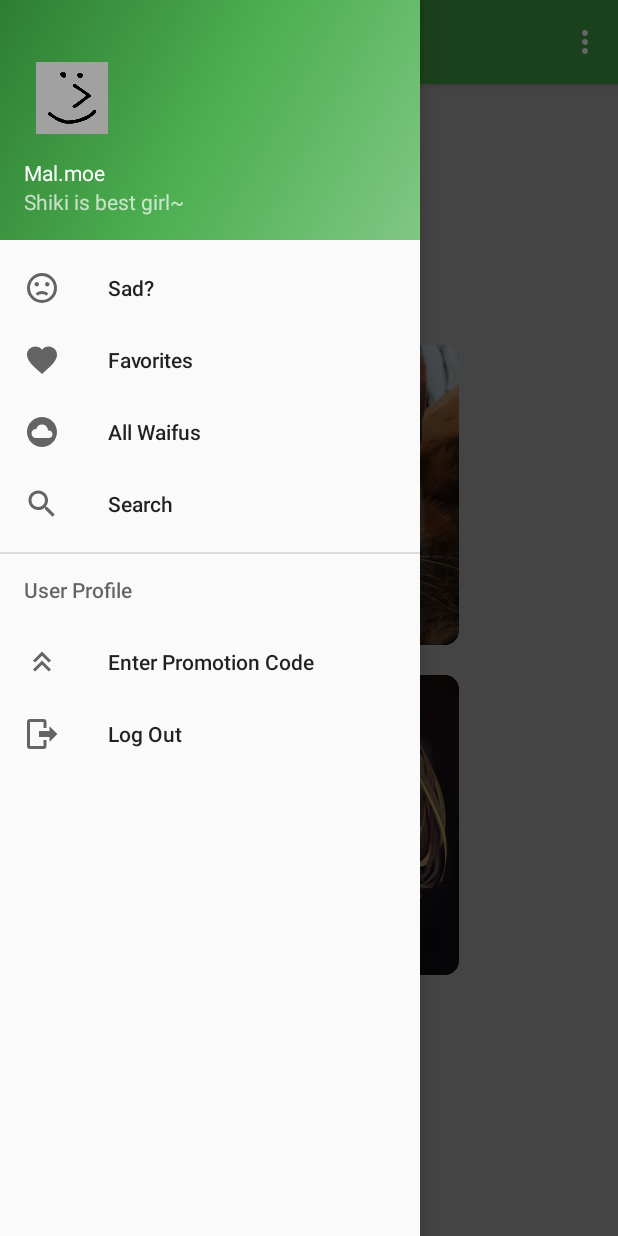
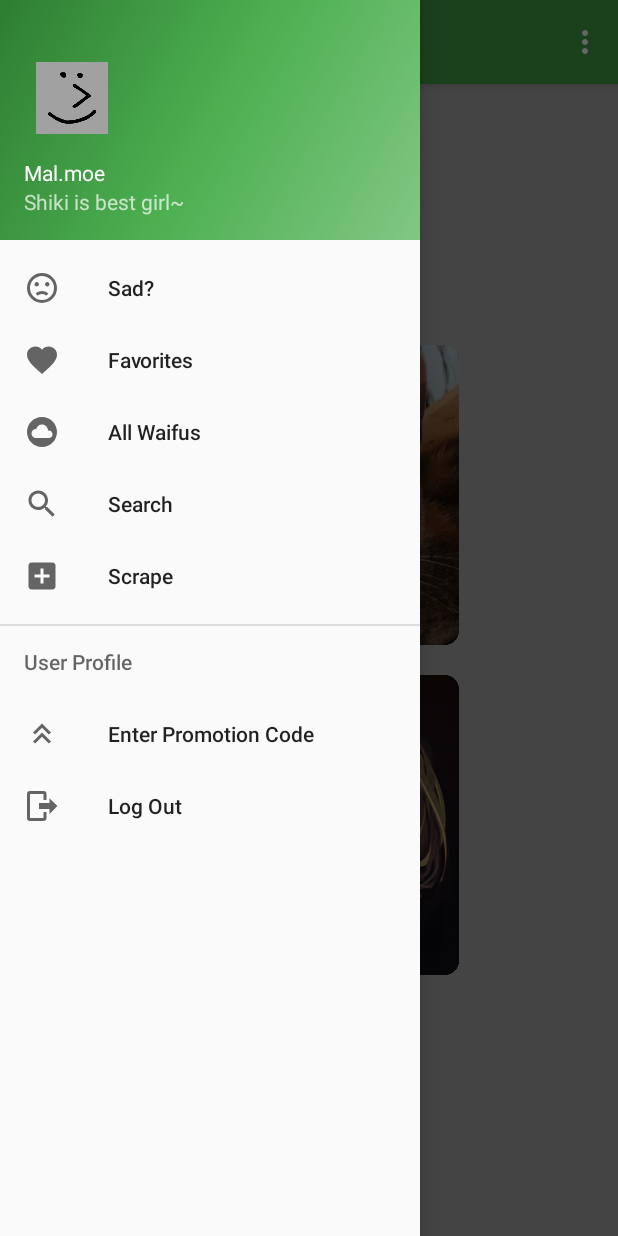
Before and after one commit to chaosking121/mal.moe, an Android app: the SadActivity screen opened directly, with no data from a screen before it, with the side drawer open, on a phone screen of 412 x 824 dp. Run offline under Robolectric (Android 15) with nearby library versions, the phone set to English and light mode, and no system bars; 2 statements that could not run were skipped.

```diff
--- a/app/src/main/java/moe/mal/waifus/network/WaifuAPI.java
+++ b/app/src/main/java/moe/mal/waifus/network/WaifuAPI.java
@@ -5,6 +5,7 @@ import java.util.List;
 import moe.mal.waifus.model.Token;
 import moe.mal.waifus.model.User;
 import moe.mal.waifus.model.Waifu;
+import okhttp3.ResponseBody;
 import retrofit2.Call;
 import retrofit2.http.Field;
 import retrofit2.http.FormUrlEncoded;
@@ -49,4 +50,8 @@ public interface WaifuAPI {
     @FormUrlEncoded
     @POST("waifus/users/promote-self")
     Call<User> promoteSelf(@Field("token") String token, @Header("Authorization") String authorization);
+
+    @FormUrlEncoded
+    @POST("waifus/scrape")
+    Call<ResponseBody> scrape(@Field("waifu") String waifu, @Field("url") String url, @Header("Authorization") String authorization);
 }
--- /dev/null
+++ b/app/src/main/res/drawable/ic_add_box_black_24dp.xml
@@ -0,0 +1,9 @@
+<vector xmlns:android="http://schemas.android.com/apk/res/android"
+        android:width="24dp"
+        android:height="24dp"
+        android:viewportWidth="24.0"
+        android:viewportHeight="24.0">
+    <path
+        android:fillColor="#FF000000"
+        android:pathData="M19,3L5,3c-1.11,0 -2,0.9 -2,2v14c0,1.1 0.89,2 2,2h14c1.1,0 2,-0.9 2,-2L21,5c0,-1.1 -0.9,-2 -2,-2zM17,13h-4v4h-2v-4L7,13v-2h4L11,7h2v4h4v2z"/>
+</vector>
--- a/app/src/main/res/menu/activity_main_drawer.xml
+++ b/app/src/main/res/menu/activity_main_drawer.xml
@@ -18,6 +18,10 @@
             android:id="@+id/search"
             android:icon="@drawable/ic_search_black_24dp"
             android:title="@string/search" />
+        <item
+            android:id="@+id/scrape"
+            android:icon="@drawable/ic_add_box_black_24dp"
+            android:title="@string/scrape" />
     </group>
 
     <item android:title="@string/user_profile">
--- a/app/src/main/res/values/strings.xml
+++ b/app/src/main/res/values/strings.xml
@@ -45,5 +45,9 @@
     <string name="log_out">Log Out</string>
     <string name="about">About</string>
     <string name="waiting_message">Please wait, trying to log you in now!</string>
+    <string name="url_to_scrape">Url to scrape</string>
+    <string name="waifu_name">waifu name</string>
+    <string name="scrape">Scrape</string>
+    <string name="scrape_prompt">Enter Waifu and Source</string>
 
 </resources>
```
Also changed, not shown: app/src/main/java/moe/mal/waifus/activity/SidebarActivity.java (+118 -36 lines), app/src/main/res/layout/dialog_scrape.xml (added, +29 -0 lines).
